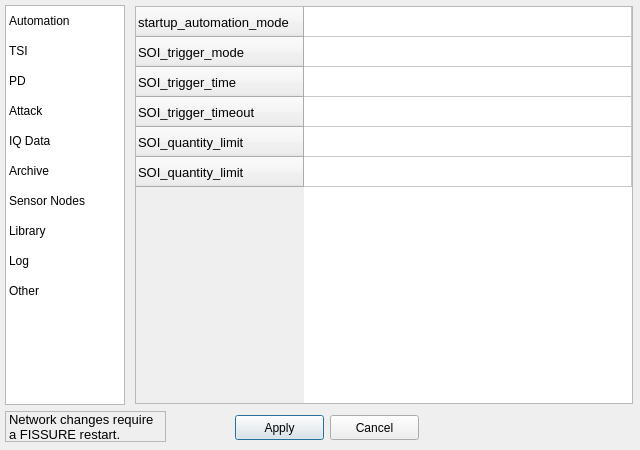
Above: UI/options.ui from Spencerx/FISSURE before the change. Below: the same form after it.
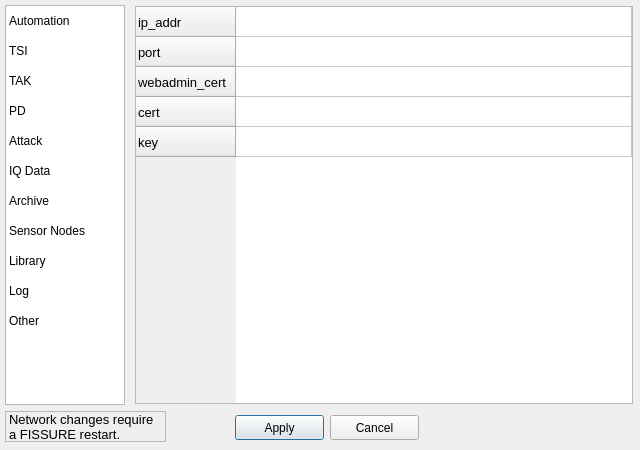
That is the form after the change. Icons and pictures are not drawn.

Patch:
```diff
--- a/UI/options.ui
+++ b/UI/options.ui
@@ -56,6 +56,11 @@
      <string>TSI</string>
     </property>
    </item>
+   <item>
+    <property name="text">
+     <string>TAK</string>
+    </property>
+   </item>
    <item>
     <property name="text">
      <string>PD</string>
@@ -119,7 +124,7 @@
      </rect>
     </property>
     <property name="currentIndex">
-     <number>0</number>
+     <number>2</number>
     </property>
     <widget class="QWidget" name="page">
      <widget class="QTableWidget" name="tableWidget_options_automation">
@@ -262,6 +267,90 @@
       </column>
      </widget>
     </widget>
+    <widget class="QWidget" name="page_11">
+     <widget class="QTableWidget" name="tableWidget_options_tak">
+      <property name="geometry">
+       <rect>
+        <x>0</x>
+        <y>0</y>
+        <width>498</width>
+        <height>398</height>
+       </rect>
+      </property>
+      <property name="font">
+       <font>
+        <pointsize>10</pointsize>
+       </font>
+      </property>
+      <attribute name="horizontalHeaderVisible">
+       <bool>false</bool>
+      </attribute>
+      <attribute name="horizontalHeaderDefaultSectionSize">
+       <number>100</number>
+      </attribute>
+      <attribute name="horizontalHeaderStretchLastSection">
+       <bool>true</bool>
+      </attribute>
+      <attribute name="verticalHeaderStretchLastSection">
+       <bool>false</bool>
+      </attribute>
+      <row>
+       <property name="text">
+        <string>ip_addr</string>
+       </property>
+       <property name="font">
+        <font>
+         <pointsize>10</pointsize>
+        </font>
+       </property>
+      </row>
+      <row>
+       <property name="text">
+        <string>port</string>
+       </property>
+       <property name="font">
+        <font>
+         <pointsize>10</pointsize>
+        </font>
+       </property>
+      </row>
+      <row>
+       <property name="text">
+        <string>webadmin_cert</string>
+       </property>
+       <property name="font">
+        <font>
+         <pointsize>10</pointsize>
+        </font>
+       </property>
+      </row>
+      <row>
+       <property name="text">
+        <string>cert</string>
+       </property>
+       <property name="font">
+        <font>
+         <pointsize>10</pointsize>
+        </font>
+       </property>
+      </row>
+      <row>
+       <property name="text">
+        <string>key</string>
+       </property>
+       <property name="font">
+        <font>
+         <pointsize>10</pointsize>
+        </font>
+       </property>
+      </row>
+      <column>
+       <property name="text">
+        <string/>
+       </property>
+      </column>
+     </widget>
+    </widget>
     <widget class="QWidget" name="page_3">
      <widget class="QTableWidget" name="tableWidget_options_pd">
       <property name="geometry">
```
Left out of the diff: 10 changed lines with no effect on the pictures.
